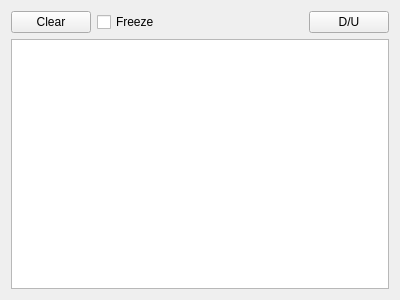
The window that src/components/canrawview/canrawview.ui (GENIVI/CANdevStudio) describes before a commit, drawn with Qt 5.
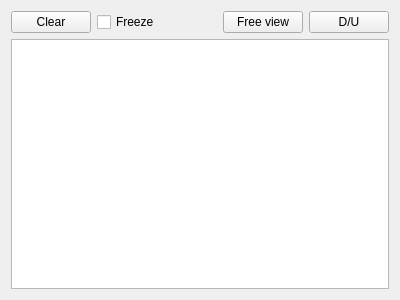
The same window after the commit.

Commit message: CDS-36 CANrawViewer to support two view models (#64)

Patch:
```diff
--- a/src/components/canrawview/canrawview.ui
+++ b/src/components/canrawview/canrawview.ui
@@ -55,6 +55,13 @@
        </property>
       </spacer>
      </item>
+     <item>
+      <widget class="QPushButton" name="pbToggleFilter">
+       <property name="text">
+        <string>Free view</string>
+       </property>
+      </widget>
+     </item>
      <item>
       <widget class="QPushButton" name="pbDockUndock">
        <property name="text">
```
The commit also changes 4 other files.
